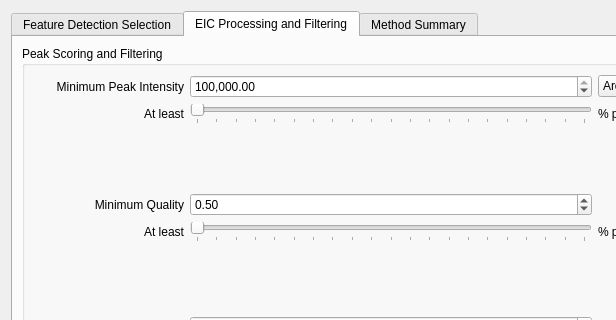
ElucidataInc/ElMaven, file mzroll/forms/peakdetectiondialog.ui: the form before one commit; both pictures show x 0 to 616 and y 0 to 320 of the 876 by 740 pixel window.
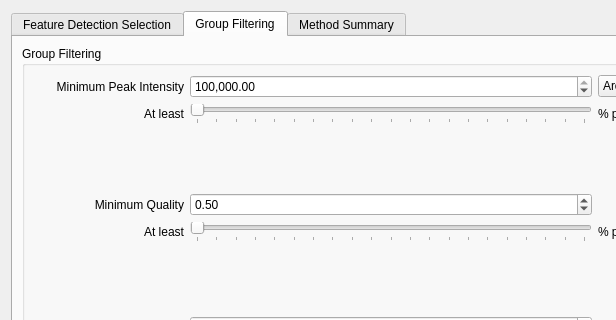
The form after the commit. The open tabs and pages were chosen to show the change.

Commit message:
UI: Rename EIC tab in Peak Detection dialog #217
- "EIC Processing and Filtering" tab in Peak detection dialog has been renamed to "Group  Filtering" as EIC processing parameters are no longer present in this tab.
- Default tab has been changed to "Feature detection selection"

Issue: #217

```diff
--- a/mzroll/forms/peakdetectiondialog.ui
+++ b/mzroll/forms/peakdetectiondialog.ui
@@ -423,13 +423,13 @@
      </widget>
      <widget class="QWidget" name="eicProcessingTab">
       <attribute name="title">
-       <string>EIC Processing and Filtering</string>
+       <string>Group Filtering</string>
       </attribute>
       <layout class="QGridLayout" name="gridLayout_13">
        <item row="0" column="0">
         <widget class="QGroupBox" name="peakScoringOptions">
          <property name="title">
-          <string>Peak Scoring and Filtering</string>
+          <string>Group Filtering</string>
          </property>
          <layout class="QGridLayout" name="gridLayout_3">
           <item row="0" column="0" colspan="4">
```
Left out of the diff: 4 changed lines with no effect on the pictures.
